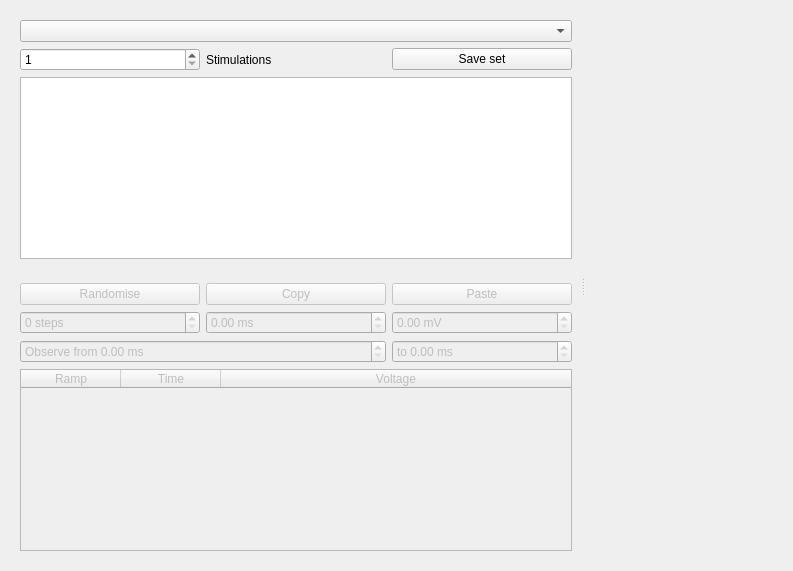
Above: src/gui/stimulationcreator.ui from CompEphys-team/rtdo before the change. Below: the same form after it.
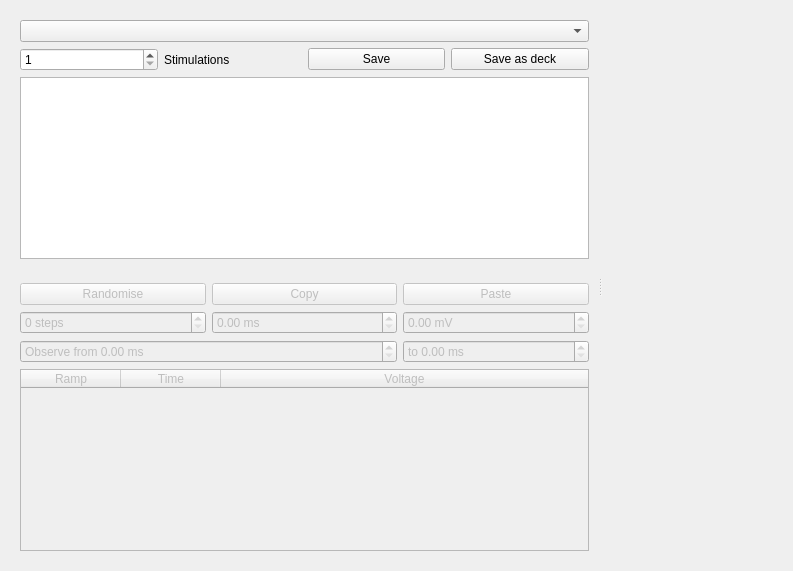
That is the form after the change. Custom widgets are drawn as their Qt base class.

Commit message: Create decks directly from Stimulation creator

```diff
--- a/src/gui/stimulationcreator.ui
+++ b/src/gui/stimulationcreator.ui
@@ -126,7 +126,7 @@
        <item row="0" column="0">
         <widget class="QWidget" name="widget" native="true">
          <layout class="QGridLayout" name="gridLayout_2">
-          <item row="2" column="0" colspan="3">
+          <item row="2" column="0" colspan="4">
            <widget class="QTableWidget" name="stimulations">
             <property name="selectionBehavior">
              <enum>QAbstractItemView::SelectRows</enum>
@@ -157,10 +157,10 @@
             </property>
            </widget>
           </item>
-          <item row="1" column="2">
-           <widget class="QPushButton" name="save">
+          <item row="1" column="3">
+           <widget class="QPushButton" name="saveDeck">
             <property name="text">
-             <string>Save set</string>
+             <string>Save as deck</string>
             </property>
            </widget>
           </item>
@@ -174,9 +174,16 @@
             </property>
            </widget>
           </item>
-          <item row="0" column="0" colspan="3">
+          <item row="0" column="0" colspan="4">
            <widget class="QComboBox" name="sources"/>
           </item>
+          <item row="1" column="2">
+           <widget class="QPushButton" name="saveSet">
+            <property name="text">
+             <string>Save</string>
+            </property>
+           </widget>
+          </item>
          </layout>
         </widget>
        </item>
```
Left out of the diff: 2 changed lines with no effect on the pictures. The commit also changes 2 other files.
